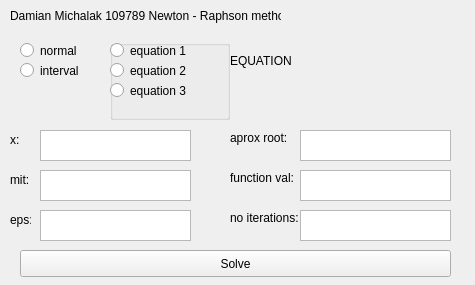
This is newton_rhapson/mainwindow.ui in tymbark/NewtonRaphson as Qt 5 draws it before an edit. The edited form follows.
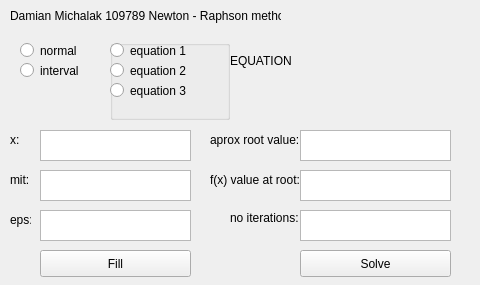
This is the edited form.

```diff
--- a/newton_rhapson/mainwindow.ui
+++ b/newton_rhapson/mainwindow.ui
@@ -6,7 +6,7 @@
    <rect>
     <x>0</x>
     <y>0</y>
-    <width>475</width>
+    <width>480</width>
     <height>285</height>
    </rect>
   </property>
@@ -30,9 +30,9 @@
    <widget class="QPushButton" name="button_solve">
     <property name="geometry">
      <rect>
-      <x>20</x>
+      <x>300</x>
       <y>250</y>
-      <width>431</width>
+      <width>151</width>
       <height>27</height>
      </rect>
     </property>
@@ -149,7 +149,7 @@
     <property name="geometry">
      <rect>
       <x>300</x>
-      <y>170</y>
+      <y>210</y>
       <width>151</width>
       <height>31</height>
      </rect>
@@ -159,7 +159,7 @@
     <property name="geometry">
      <rect>
       <x>300</x>
-      <y>210</y>
+      <y>170</y>
       <width>151</width>
       <height>31</height>
      </rect>
@@ -168,27 +168,27 @@
    <widget class="QLabel" name="label_4">
     <property name="geometry">
      <rect>
-      <x>230</x>
+      <x>210</x>
       <y>130</y>
-      <width>71</width>
-      <height>16</height>
+      <width>91</width>
+      <height>20</height>
      </rect>
     </property>
     <property name="text">
-     <string>aprox root:</string>
+     <string>aprox root value:</string>
     </property>
    </widget>
    <widget class="QLabel" name="label_5">
     <property name="geometry">
      <rect>
-      <x>230</x>
+      <x>210</x>
       <y>170</y>
-      <width>71</width>
-      <height>16</height>
+      <width>91</width>
+      <height>20</height>
      </rect>
     </property>
     <property name="text">
-     <string>function val:</string>
+     <string>f(x) value at root:</string>
     </property>
    </widget>
    <widget class="QLabel" name="label_6">
@@ -246,19 +246,6 @@
      <property name="geometry">
       <rect>
        <x>0</x>
-       <y>0</y>
-       <width>92</width>
-       <height>21</height>
-      </rect>
-     </property>
-     <property name="text">
-      <string>equation 1</string>
-     </property>
-    </widget>
-    <widget class="QRadioButton" name="radioButton_eq2">
-     <property name="geometry">
-      <rect>
-       <x>0</x>
        <y>20</y>
        <width>92</width>
        <height>21</height>
@@ -281,10 +268,32 @@
       <string>equation 3</string>
      </property>
     </widget>
-    <zorder>radioButton_eq1</zorder>
-    <zorder>radioButton_eq1</zorder>
-    <zorder>radioButton_eq2</zorder>
-    <zorder>radioButton_eq3</zorder>
+    <widget class="QRadioButton" name="radioButton_eq0">
+     <property name="geometry">
+      <rect>
+       <x>0</x>
+       <y>0</y>
+       <width>92</width>
+       <height>21</height>
+      </rect>
+     </property>
+     <property name="text">
+      <string>equation 1</string>
+     </property>
+    </widget>
+   </widget>
+   <widget class="QPushButton" name="pushButton_fill">
+    <property name="geometry">
+     <rect>
+      <x>40</x>
+      <y>250</y>
+      <width>151</width>
+      <height>27</height>
+     </rect>
+    </property>
+    <property name="text">
+     <string>Fill</string>
+    </property>
    </widget>
   </widget>
  </widget>
```
Left out of the diff: 6 changed lines with no effect on the pictures.
